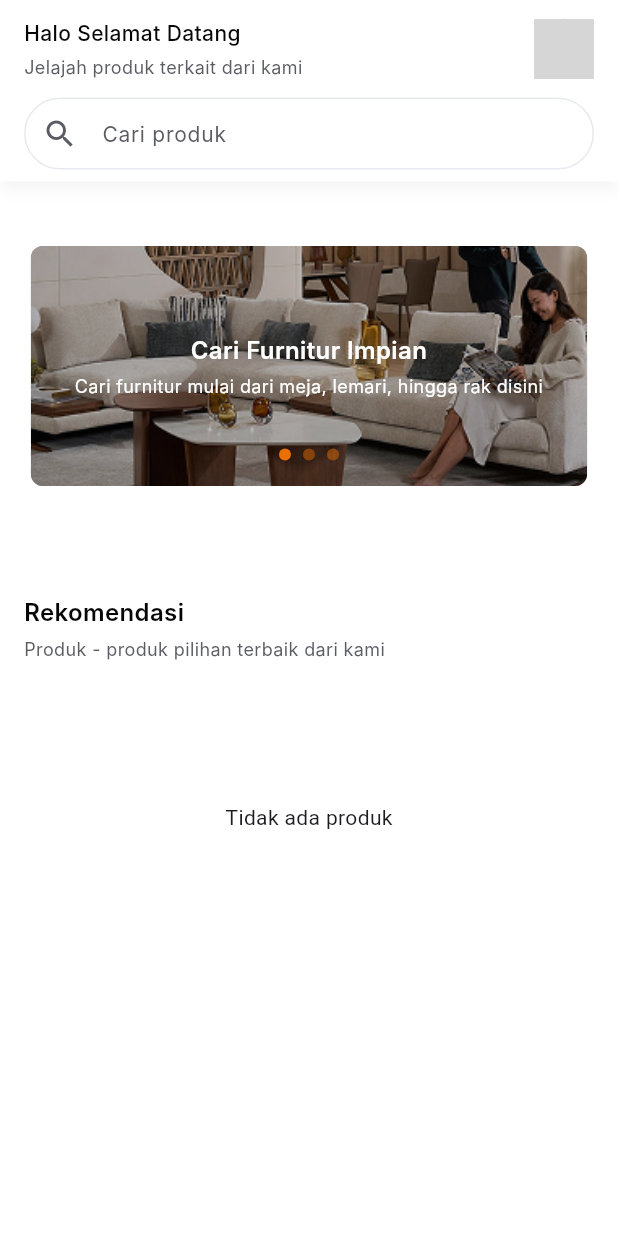
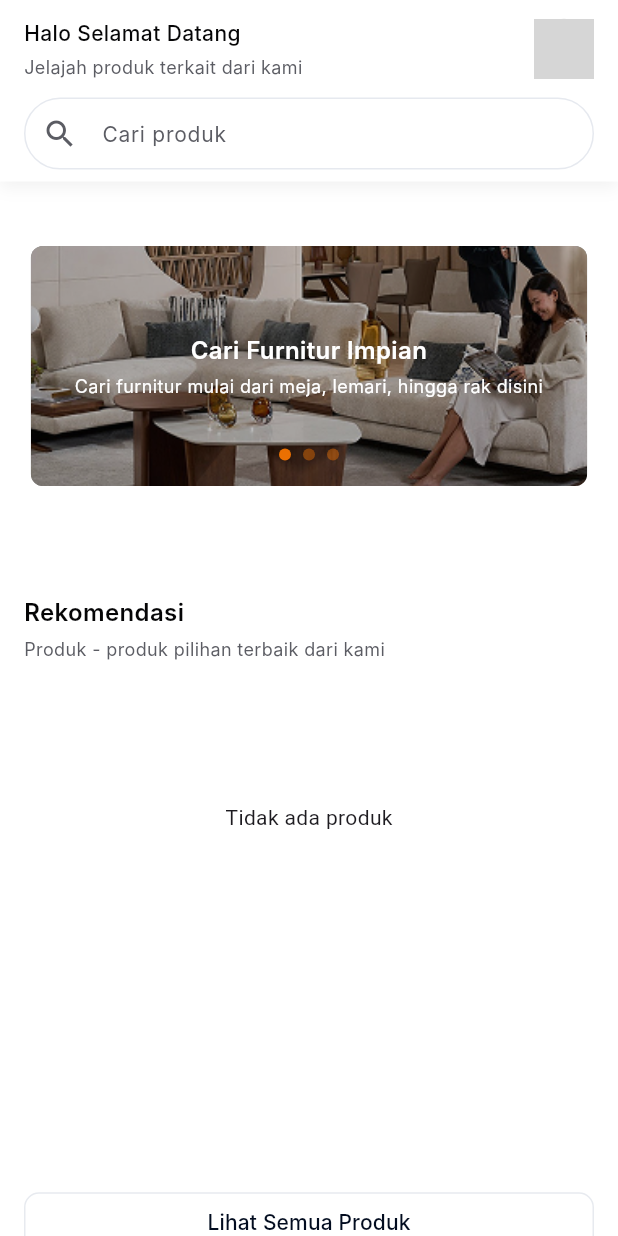
Before and after one commit to Etrama22/flutter_fullstack_test, a Flutter app: the screen it shows after launch, on a phone screen of 412 x 824 dp. Run offline on Flutter 3.47's test engine with Material 3 defaults, Android fonts, the light colour scheme and no system bars; drawn by our look-alikes of carousel_slider; our stand-ins replace image_picker, phosphor_flutter, shared_preferences; network calls fail; Roboto replaces fonts that are missing (Inter); grey boxes are pictures that could not be loaded.

Commit message:
update ui home

```diff
--- a/lib/config/app_config.dart
+++ b/lib/config/app_config.dart
@@ -2,7 +2,7 @@ class AppConfig {
   // True for local development, false for remote server
   static const bool useLocal = false;
   static const String localHost = 'http://10.0.2.2:8000';
-  static const String remoteHost = 'http://10.1.51.15:8000';
+  static const String remoteHost = 'http://10.1.53.58:8000';
 
   static String get baseHost => useLocal ? localHost : remoteHost;
   static String get apiBase => '$baseHost/api/v1';
--- a/lib/models/product_model.dart
+++ b/lib/models/product_model.dart
@@ -9,8 +9,7 @@ class ProductModel {
   final double harga;
   final String status;
   final String deskripsi;
-  final double rating; // nanti update backend
-  final int soldCount;
+  final double rating;
 
   ProductModel({
     required this.id,
@@ -24,7 +23,6 @@ class ProductModel {
     required this.status,
     required this.deskripsi,
     this.rating = 0.0,
-    this.soldCount = 0,
   });
 
   factory ProductModel.fromJson(Map<String, dynamic> json) {
@@ -40,7 +38,6 @@ class ProductModel {
       status: json['status'] ?? '',
       deskripsi: json['deskripsi'] ?? '',
       rating: (json['rating'] ?? 0).toDouble(),
-      soldCount: (json['soldCount'] ?? 0).toInt(),
     );
   }
 }
--- a/lib/pages/home_page.dart
+++ b/lib/pages/home_page.dart
@@ -24,13 +24,11 @@ class _UsersHomePageState extends State<UsersHomePage> {
         },
       ),
 
-      body: SingleChildScrollView(
-        child: Column(
-          children: [
-            SizedBox(height: 260, child: const FurnitureCarousel()),
-            ProductRecommendation(),
-          ],
-        ),
+      body: Column(
+        children: [
+          SizedBox(height: 260, child: const FurnitureCarousel()),
+          SizedBox(child: ProductRecommendation()),
+        ],
       ),
     );
   }
--- a/lib/pages/users/user_product_detail_page.dart
+++ b/lib/pages/users/user_product_detail_page.dart
@@ -64,7 +64,7 @@ class ProductDetailPage extends StatelessWidget {
             ProductDetailInfo(
               name: product.nama,
               rating: product.rating.toStringAsFixed(1),
-              soldCount: '${product.soldCount}',
+              soldCount: '${product.stokPengurangan}',
               // category: product.kategori,
               // status: product.status,
             ),
@@ -81,7 +81,9 @@ class ProductDetailPage extends StatelessWidget {
           ],
         ),
       ),
-      bottomNavigationBar: ProductFooter(price: price, discount: null),
+      bottomNavigationBar: SafeArea(
+        child: ProductFooter(price: price, discount: null),
+      ),
     );
   }
 }
--- a/lib/widgets/users/product_card.dart
+++ b/lib/widgets/users/product_card.dart
@@ -108,7 +108,7 @@ class ProductCard extends StatelessWidget {
                       ),
                       const SizedBox(width: 8),
                       Text(
-                        '${product.soldCount} Terjual',
+                        '${product.stokPengurangan} Terjual',
                         style: const TextStyle(
                           color: Color(0xFF5B5C63),
                           fontSize: 12,
--- a/lib/widgets/users/product_list.dart
+++ b/lib/widgets/users/product_list.dart
@@ -73,12 +73,12 @@ class _ProductListState extends State<ProductList> {
               child: Center(child: Text('Tidak ada produk')),
             )
           : GridView.builder(
-              padding: const EdgeInsets.all(12),
+              padding: const EdgeInsets.symmetric(horizontal: 16, vertical: 12),
               gridDelegate: const SliverGridDelegateWithFixedCrossAxisCount(
                 crossAxisCount: 2,
-                mainAxisSpacing: 12,
-                crossAxisSpacing: 12,
-                childAspectRatio: 0.68,
+                mainAxisSpacing: 0,
+                crossAxisSpacing: 16,
+                mainAxisExtent: 224,
               ),
               itemCount: products.length,
               itemBuilder: (context, index) {
--- a/lib/widgets/users/product_recommendation.dart
+++ b/lib/widgets/users/product_recommendation.dart
@@ -10,6 +10,8 @@ class ProductRecommendation extends StatelessWidget {
 
   @override
   Widget build(BuildContext context) {
+    final double listHeight = MediaQuery.of(context).size.height * 0.41;
+
     return Container(
       color: Colors.white,
       child: Column(
@@ -44,7 +46,7 @@ class ProductRecommendation extends StatelessWidget {
           ),
 
           SizedBox(
-            height: 420,
+            height: listHeight,
             child: ProductList(order: 'desc', orderBy: 'soldCount', size: 4),
           ),
 
```
